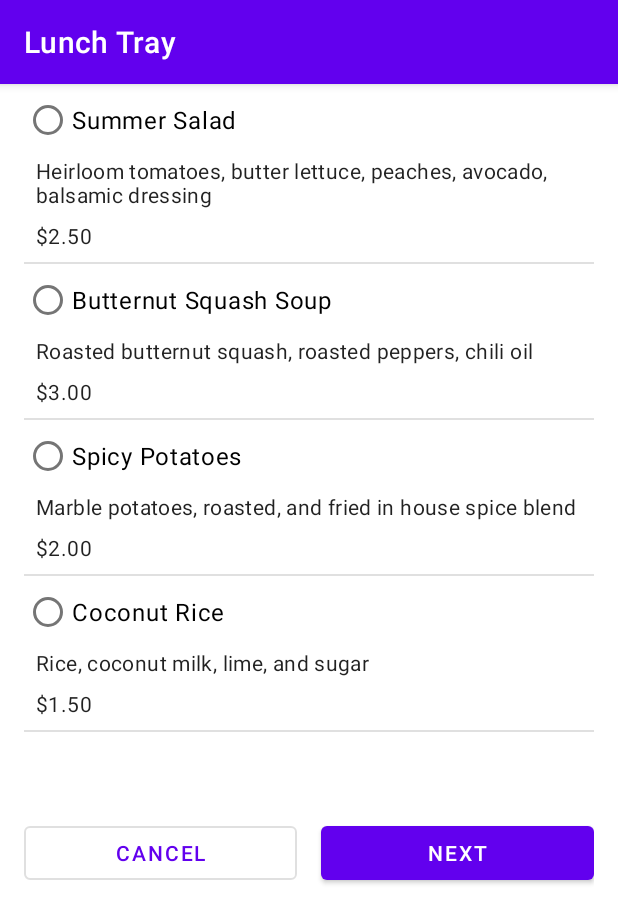
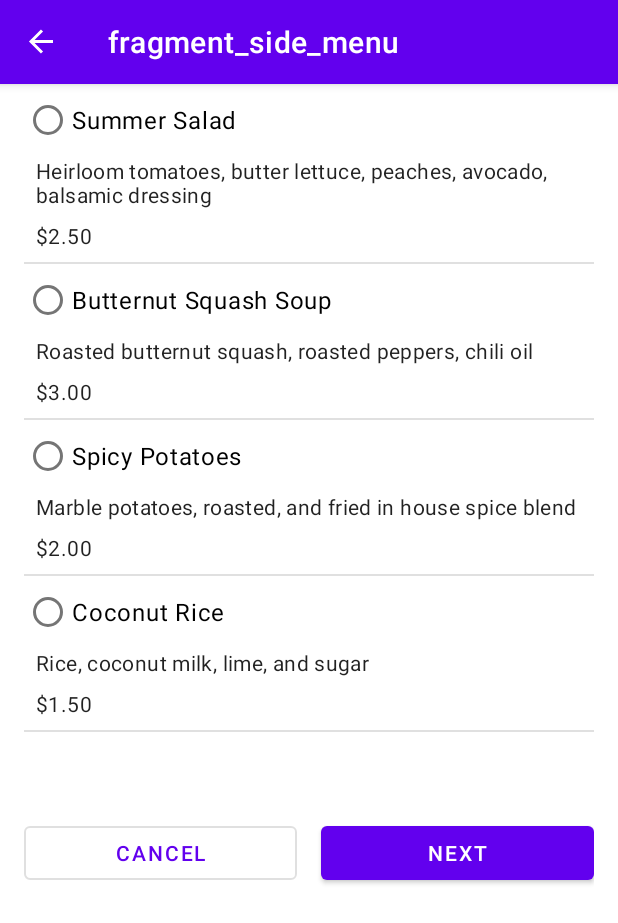
Before and after one commit to esperantgada/Lunch-Tray-app-, an Android app: the SideMenuFragment screen opened through its navigation route, on a phone screen of 412 x 824 dp. Shown: the top 923 px of the screen. Run offline under Robolectric (Android 15) with nearby library versions, the phone set to English and light mode, and no system bars; our stand-ins replace data binding, navigation-ui; 2 statements that could not run were skipped.

Commit message:
Improve code

```diff
--- a/app/src/main/java/com/example/lunchtray/MainActivity.kt
+++ b/app/src/main/java/com/example/lunchtray/MainActivity.kt
@@ -19,6 +19,7 @@ import android.os.Bundle
 import androidx.appcompat.app.AppCompatActivity
 import androidx.navigation.NavController
 import androidx.navigation.fragment.NavHostFragment
+import androidx.navigation.ui.setupActionBarWithNavController
 import com.example.lunchtray.databinding.ActivityMainBinding
 
 class MainActivity : AppCompatActivity() {
@@ -34,8 +35,14 @@ class MainActivity : AppCompatActivity() {
         binding = ActivityMainBinding.inflate(layoutInflater)
         setContentView(binding.root)
 
-        // TODO: Retrieve NavController from the NavHostFragment
+
         val navHosFragment = supportFragmentManager.findFragmentById(R.id.nav_host_fragment) as NavHostFragment
         navController = navHosFragment.navController
+
+        setupActionBarWithNavController(navController)
+    }
+
+    override fun onSupportNavigateUp(): Boolean {
+        return navController.navigateUp() || super.onSupportNavigateUp()
     }
 }
--- a/app/src/main/java/com/example/lunchtray/constants/ItemType.kt
+++ b/app/src/main/java/com/example/lunchtray/constants/ItemType.kt
@@ -19,7 +19,7 @@ package com.example.lunchtray.constants
  * Object for items types. Applied to the MenuItem object.
  */
 object ItemType {
-    val ENTREE = 1
-    val SIDE_DISH = 2
-    val ACCOMPANIMENT = 3
+    const val ENTREE = 1
+    const val SIDE_DISH = 2
+    const val ACCOMPANIMENT = 3
 }
--- a/app/src/main/res/layout/fragment_side_menu.xml
+++ b/app/src/main/res/layout/fragment_side_menu.xml
@@ -50,7 +50,6 @@
                 app:layout_constraintStart_toStartOf="parent"
                 app:layout_constraintTop_toTopOf="parent">
 
-                <!-- TODO: set the side in the view model when the RadioButton is clicked -->
                 <RadioButton
                     android:id="@+id/salad"
                     android:layout_width="wrap_content"
@@ -58,7 +57,7 @@
                     android:textAppearance="?attr/textAppearanceBody1"
                     android:text='@{viewModel.menuItems["salad"].name}'
                     android:checked='@{viewModel.entree.name.equals(viewModel.menuItems["salad"].name)}'
-                    android:onClick='@{() -> viewModel.setSide("bread")}'
+                    android:onClick='@{() -> viewModel.setSide("salad")}'
                     tools:text="Side 1" />
 
                 <TextView
@@ -82,7 +81,6 @@
                     app:layout_constraintStart_toStartOf="parent"
                     app:layout_constraintTop_toBottomOf="@id/salad_description" />
 
-                <!-- TODO: set the side in the view model when the RadioButton is clicked -->
                 <RadioButton
                     android:id="@+id/soup"
                     android:layout_width="wrap_content"
@@ -115,7 +113,6 @@
                     app:layout_constraintTop_toBottomOf="@id/soup_description" />
 
 
-                <!-- TODO: set the side in the view model when the RadioButton is clicked -->
                 <RadioButton
                     android:id="@+id/potatoes"
                     android:layout_width="wrap_content"
@@ -147,7 +144,6 @@
                     app:layout_constraintStart_toStartOf="parent"
                     app:layout_constraintTop_toBottomOf="@id/potato_description" />
 
-                <!-- TODO: set the side in the view model when the RadioButton is clicked -->
                 <RadioButton
                     android:id="@+id/rice"
                     android:layout_width="wrap_content"
@@ -183,16 +179,14 @@
                 app:layout_constraintStart_toStartOf="parent"
                 app:layout_constraintTop_toBottomOf="@id/side_options" />
 
-            <!-- TODO: set the text to the current subtotal value from the view model -->
             <TextView
                 android:id="@+id/subtotal"
                 style="@style/Widget.LunchTray.TextView.Subtotal"
                 app:layout_constraintEnd_toEndOf="parent"
                 app:layout_constraintTop_toBottomOf="@id/divider"
-                android:text="@{viewModel.subtotal}"
+                android:text="@{@string/subtotal(viewModel.subtotal)}"
                 tools:text="Subtotal $5.00"/>
 
-            <!-- TODO: cancel the order when clicked -->
             <Button
                 android:id="@+id/cancel_button"
                 style="@style/Widget.Order.Button.Cancel"
@@ -201,7 +195,6 @@
                 android:onClick="@{() -> sideMenuFragment.cancelOrder()}"
                 app:layout_constraintTop_toTopOf="@id/next_button" />
 
-            <!-- TODO: go to the next screen when clicked -->
             <Button
                 android:id="@+id/next_button"
                 style="@style/Widget.Order.Button.Next"
--- a/build.gradle
+++ b/build.gradle
@@ -22,7 +22,7 @@ buildscript {
         mavenCentral()
     }
     dependencies {
-        classpath "com.android.tools.build:gradle:4.1.1"
+        classpath 'com.android.tools.build:gradle:7.0.4'
         classpath "org.jetbrains.kotlin:kotlin-gradle-plugin:$kotlin_version"
 
         // NOTE: Do not place your application dependencies here; they belong
```
Also changed, not shown: app/src/main/java/com/example/lunchtray/model/OrderViewModel.kt (+5 -40 lines), app/src/main/res/layout/fragment_accompaniment_menu.xml (+1 -10 lines), app/src/main/res/layout/fragment_checkout.xml (+0 -11 lines), app/src/main/res/layout/fragment_entree_menu.xml (+1 -8 lines), gradle/wrapper/gradle-wrapper.properties, 1230 other files.
